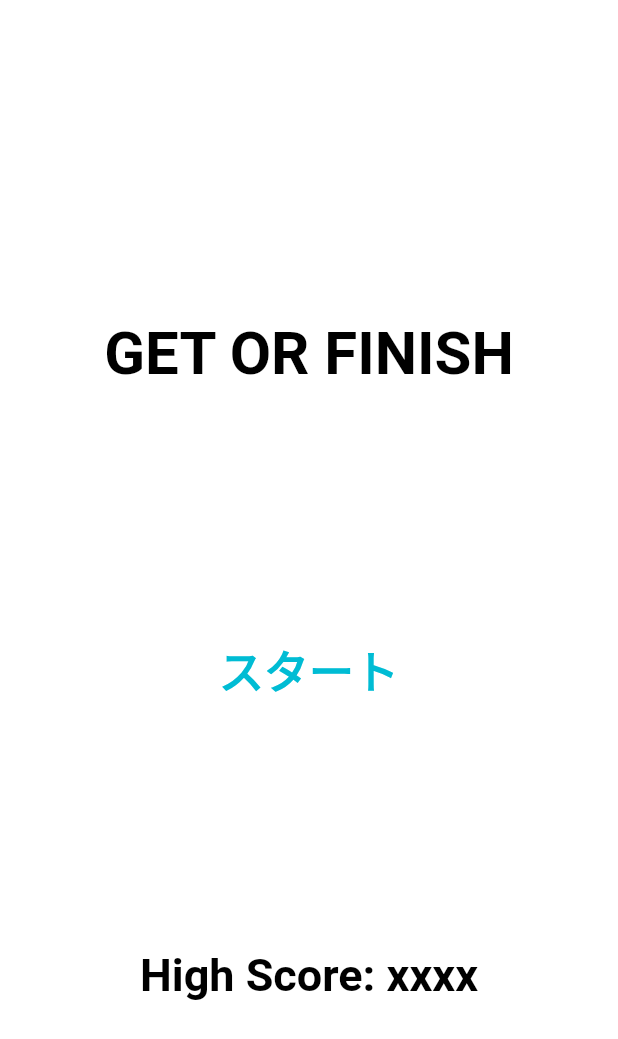
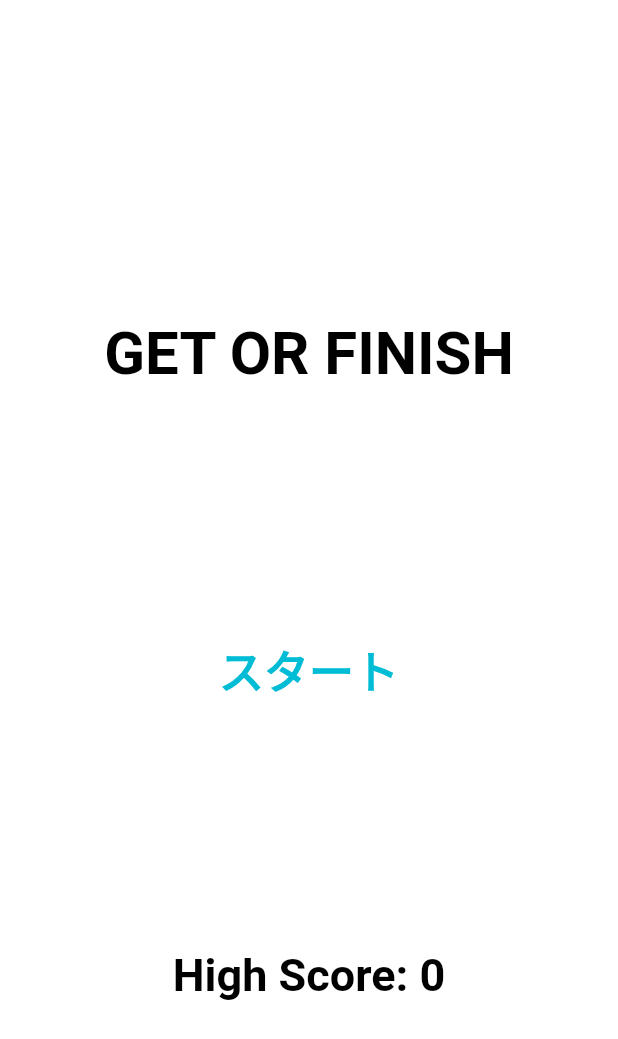
Before and after one commit to iseruuuuu/prize_get_app, a Flutter app: the screen it shows after launch, on a phone screen of 412 x 824 dp. Shown: the top 1039 px of the screen. Run offline on Flutter 3.47's test engine with Material 2 defaults, Android fonts, the phone set to English and light mode, and no system bars; our stand-ins replace get, permission_handler, shared_preferences; missing offline and left inert: enum_to_string, open_settings.

```diff
--- a/lib/screen/home/home_screen.dart
+++ b/lib/screen/home/home_screen.dart
@@ -37,12 +37,13 @@ class HomeScreen extends StatelessWidget {
                 ),
               ),
             ),
-            const Text(
-              'High Score: xxxx',
-              style: TextStyle(
-                fontSize: 30,
-                fontWeight: FontWeight.bold,
-                color: Colors.black,
+            Obx(() => Text(
+                'High Score: ${controller.highScore}',
+                style: const TextStyle(
+                  fontSize: 30,
+                  fontWeight: FontWeight.bold,
+                  color: Colors.black,
+                ),
               ),
             ),
           ],
```
Also changed, not shown: lib/screen/home/home_screen_controller.dart (+11 -1 lines).
